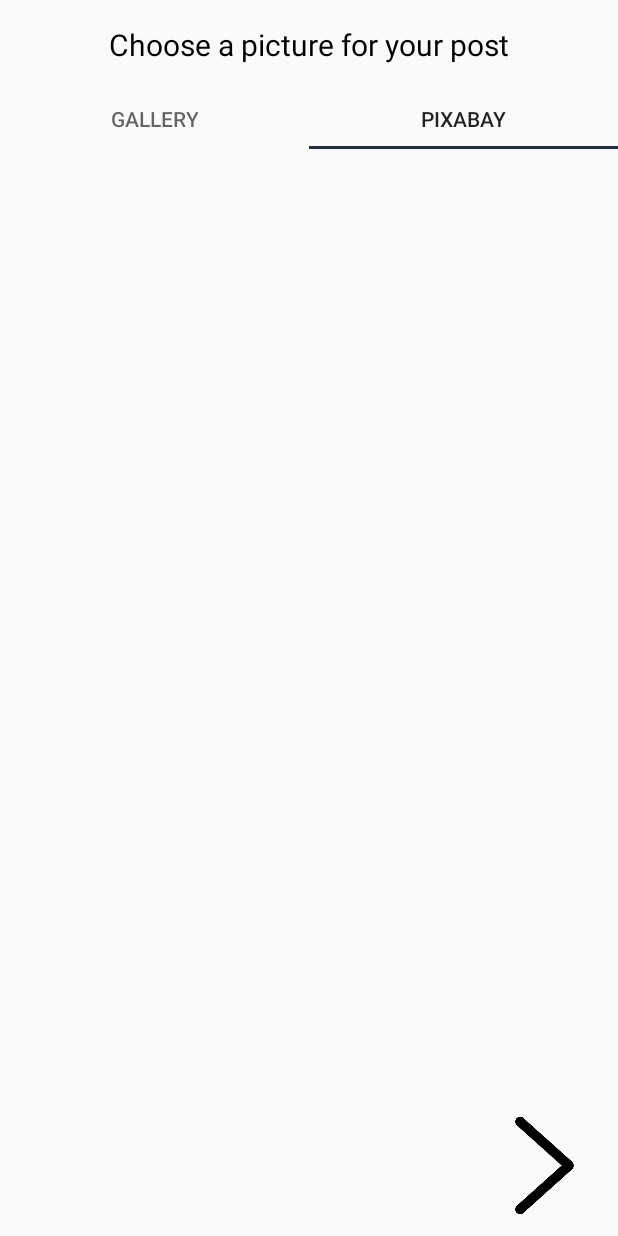
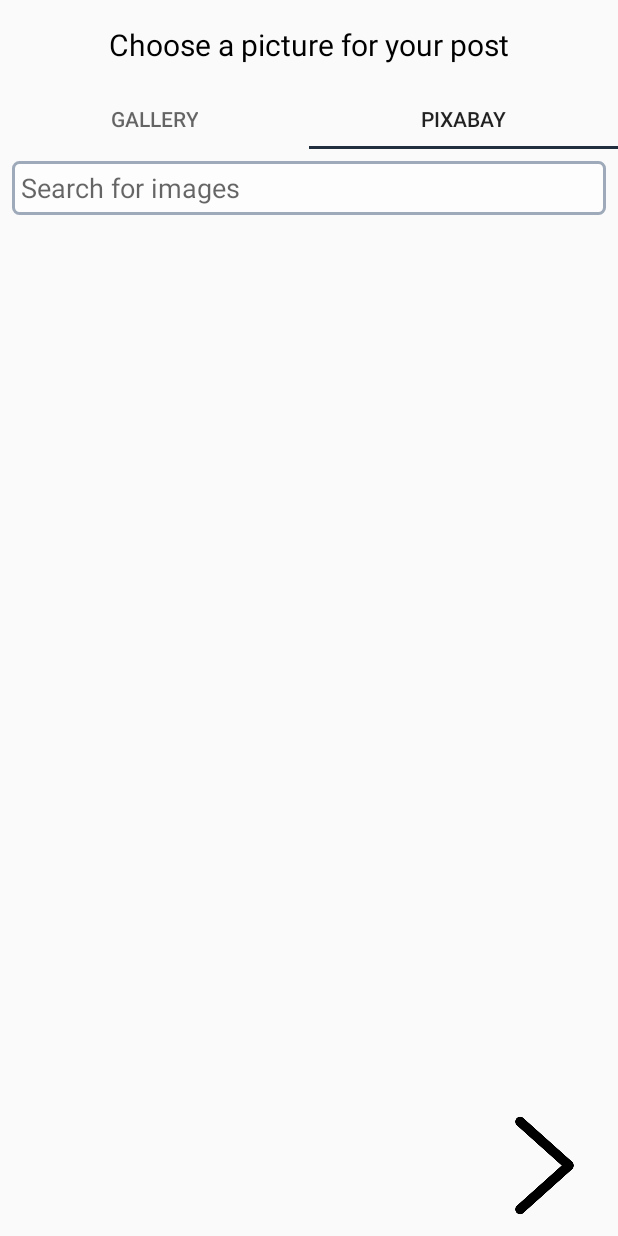
Before and after one commit to EpixP3/Ami, an Android app: the fragment NewPostPicFragment placed in its activity, tab 2 chosen, on a phone screen of 412 x 824 dp. Run offline under Robolectric (Android 15) with nearby library versions, the phone set to English and light mode, and no system bars; our stand-ins replace Volley; pictures from the network do not load; 1 statement that could not run was skipped.

Commit message:
Fixed "Add a image" screens in add a post: image fragment`:

```diff
--- a/app/build.gradle
+++ b/app/build.gradle
@@ -19,7 +19,7 @@ android {
 }
 
 dependencies {
-    implementation fileTree(dir: 'libs', include: ['*.jar'])
+    implementation fileTree(include: ['*.jar'], dir: 'libs')
     implementation 'com.android.support:appcompat-v7:28.0.0'
     implementation 'com.android.support:design:28.0.0'
     implementation 'com.android.support.constraint:constraint-layout:1.1.3'
@@ -27,8 +27,11 @@ dependencies {
     implementation 'com.google.android.gms:play-services-location:16.0.0'
     implementation 'com.android.volley:volley:1.1.1'
     implementation 'com.github.clans:fab:1.6.4'
+    implementation 'com.github.bumptech.glide:glide:4.8.0'
+    annotationProcessor 'com.github.bumptech.glide:compiler:4.8.0'
     implementation 'de.hdodenhof:circleimageview:2.2.0'
     testImplementation 'junit:junit:4.12'
     androidTestImplementation 'com.android.support.test:runner:1.0.2'
     androidTestImplementation 'com.android.support.test.espresso:espresso-core:3.0.2'
+    implementation 'com.android.support:gridlayout-v7:28.0.0'
 }
--- a/app/src/main/AndroidManifest.xml
+++ b/app/src/main/AndroidManifest.xml
@@ -10,6 +10,7 @@
     <uses-permission android:name="android.permission.READ_SMS" />
     <uses-permission android:name="android.permission.READ_PHONE_STATE" />
     <uses-permission android:name="android.permission.WRITE_CONTACTS" />
+    <uses-permission android:name="android.permission.READ_EXTERNAL_STORAGE" />
 
     <application
         android:allowBackup="true"
@@ -17,7 +18,9 @@
         android:label="@string/app_name"
         android:roundIcon="@mipmap/ic_launcher_round"
         android:supportsRtl="true"
-        android:theme="@style/AppTheme">
+        android:theme="@style/AppTheme"
+        android:hardwareAccelerated="false"
+        android:largeHeap="true">
         <activity
             android:name=".MainActivity"
             android:screenOrientation="portrait">
--- a/app/src/main/java/com/f4pl0/ami/Fragments/NewPostFragments/NewPostPicFragment.java
+++ b/app/src/main/java/com/f4pl0/ami/Fragments/NewPostFragments/NewPostPicFragment.java
@@ -1,7 +1,9 @@
 package com.f4pl0.ami.Fragments.NewPostFragments;
 
 import android.os.Bundle;
+import android.support.design.widget.TabLayout;
 import android.support.v4.app.Fragment;
+import android.support.v4.app.FragmentTransaction;
 import android.view.LayoutInflater;
 import android.view.View;
 import android.view.ViewGroup;
@@ -11,10 +13,56 @@ import com.f4pl0.ami.R;
 
 public class NewPostPicFragment extends Fragment {
 
+    TabLayout chosePictureSourceTabLayout;
+    choseGalleryPhotoFragment choseGalleryPhotoFragment;
+    choosePixabayPhotoFragment choosePixabayPhotoFragment;
+
     @Override
     public View onCreateView(LayoutInflater inflater, ViewGroup container,
                              Bundle savedInstanceState) {
         // Inflate the layout for this fragment
-        return inflater.inflate(R.layout.fragment_new_post_pic, container, false);
+        View fragmentView = inflater.inflate(R.layout.fragment_new_post_pic, container, false);
+
+        //Initialize Components
+        choseGalleryPhotoFragment = new choseGalleryPhotoFragment();
+        choosePixabayPhotoFragment = new choosePixabayPhotoFragment();
+        chosePictureSourceTabLayout = fragmentView.findViewById(R.id.chosePictureSourceTabLayout);
+        chosePictureSourceTabLayout.addOnTabSelectedListener(new TabLayout.OnTabSelectedListener() {
+            @Override
+            public void onTabSelected(TabLayout.Tab tab) {
+                FragmentTransaction transaction = getFragmentManager().beginTransaction();
+                switch(tab.getPosition()){
+                    case 0:
+                        transaction.setCustomAnimations(R.anim.enter_from_left, R.anim.exit_to_right);
+                        transaction.replace(R.id.pictureContainerFragment, choseGalleryPhotoFragment);
+                        transaction.addToBackStack(null);
+                        transaction.commit();
+                        break;
+                    case 1:
+                        transaction.setCustomAnimations(R.anim.enter_from_right, R.anim.exit_to_left);
+                        transaction.replace(R.id.pictureContainerFragment, choosePixabayPhotoFragment);
+                        transaction.addToBackStack(null);
+                        transaction.commit();
+                        break;
+                }
+            }
+
+            @Override
+            public void onTabUnselected(TabLayout.Tab tab) {
+
+            }
+
+            @Override
+            public void onTabReselected(TabLayout.Tab tab) {
+
+            }
+        });
+        FragmentTransaction transaction = getFragmentManager().beginTransaction();
+        transaction.setCustomAnimations(R.anim.enter_from_left, R.anim.exit_to_right);
+        transaction.replace(R.id.pictureContainerFragment, choseGalleryPhotoFragment);
+        transaction.addToBackStack(null);
+        transaction.commit();
+
+        return fragmentView;
     }
 }
--- /dev/null
+++ b/app/src/main/java/com/f4pl0/ami/Fragments/NewPostFragments/choseGalleryPhotoFragment.java
@@ -0,0 +1,160 @@
+package com.f4pl0.ami.Fragments.NewPostFragments;
+
+import android.annotation.TargetApi;
+import android.app.Activity;
+import android.app.Dialog;
+import android.database.Cursor;
+import android.graphics.Bitmap;
+import android.graphics.BitmapFactory;
+import android.graphics.drawable.BitmapDrawable;
+import android.net.Uri;
+import android.os.Build;
+import android.os.Bundle;
+import android.os.Environment;
+import android.provider.MediaStore;
+import android.support.annotation.RequiresApi;
+import android.support.v4.app.Fragment;
+import android.support.v7.widget.GridLayout;
+import android.util.Log;
+import android.view.LayoutInflater;
+import android.view.View;
+import android.view.ViewGroup;
+import android.view.Window;
+import android.widget.AbsListView;
+import android.widget.Button;
+import android.widget.ImageButton;
+import android.widget.ImageView;
+import android.widget.ScrollView;
+import android.widget.Toast;
+
+import com.bumptech.glide.Glide;
+import com.bumptech.glide.request.RequestOptions;
+import com.bumptech.glide.request.target.SimpleTarget;
+import com.f4pl0.ami.NewPostActivity;
+import com.f4pl0.ami.R;
+
+import java.io.File;
+import java.util.ArrayList;
+
+
+public class choseGalleryPhotoFragment extends Fragment {
+
+    GridLayout gridGalleryPhotoLayout;
+    ScrollView galleryScrollView;
+    String[] images;
+    int i=0;
+    @TargetApi(Build.VERSION_CODES.M)
+    @RequiresApi(api = Build.VERSION_CODES.JELLY_BEAN)
+    @Override
+    public View onCreateView(LayoutInflater inflater, ViewGroup container,
+                             Bundle savedInstanceState) {
+        // Inflate the layout for this fragment
+        View fragmentView = inflater.inflate(R.layout.fragment_chose_gallery_photo, container, false);
+
+        //Initialize components
+        gridGalleryPhotoLayout = fragmentView.findViewById(R.id.gridGalleryPhotoLayout);
+        galleryScrollView = fragmentView.findViewById(R.id.galleryScrollView);
+        final Thread thread = new Thread(new Runnable() {
+            @Override
+            public void run() {
+                try {
+                    for (int a = 0; a < 15; a++) {
+
+                        final ImageButton imageButton = new ImageButton(getContext());
+                        GridLayout.LayoutParams parem = new GridLayout.LayoutParams(GridLayout.spec(GridLayout.UNDEFINED, 1f), GridLayout.spec(GridLayout.UNDEFINED, 1f));
+                        //imageButton.getRootView().setLayoutParams(parem);
+                        imageButton.getRootView().setLayoutParams(new AbsListView.LayoutParams(220, 220));
+                        imageButton.setBackground(getResources().getDrawable(R.drawable.text_box_input_bg));
+                        imageButton.setImageBitmap(getBitmapFromPath(images[i]));
+                        imageButton.setScaleType(ImageView.ScaleType.CENTER_INSIDE);
+                        imageButton.setOnClickListener(new View.OnClickListener() {
+                            @Override
+                            public void onClick(View v) {
+                                final Dialog settingsDialog = new Dialog(getContext());
+                                settingsDialog.getWindow().requestFeature(Window.FEATURE_NO_TITLE);
+                                ImageView imageView = new ImageView(getContext());
+                                imageView.setImageBitmap(((BitmapDrawable) imageButton.getDrawable()).getBitmap());
+                                settingsDialog.addContentView(imageView, new ViewGroup.LayoutParams(ViewGroup.LayoutParams.WRAP_CONTENT, ViewGroup.LayoutParams.WRAP_CONTENT));
+                                Button confirmBtn = new Button(getContext());
+                                confirmBtn.setText("Use");
+                                confirmBtn.setAllCaps(false);
+                                confirmBtn.setOnClickListener(new View.OnClickListener() {
+                                    @Override
+                                    public void onClick(View v) {
+                                        ((NewPostActivity) getActivity()).SetPostImage(((BitmapDrawable) imageButton.getDrawable()).getBitmap());
+                                        settingsDialog.dismiss();
+                                    }
+                                });
+                                settingsDialog.addContentView(confirmBtn, new ViewGroup.LayoutParams(ViewGroup.LayoutParams.WRAP_CONTENT, ViewGroup.LayoutParams.WRAP_CONTENT));
+                                settingsDialog.show();
+                            }
+                        });
+                        gridGalleryPhotoLayout.addView(imageButton);
+                        i++;
+                    }
+                }catch (Exception e){
+
+                }
+            }
+        });
+        images = getImagesPath(getActivity()).toArray(new String[0]);
+        galleryScrollView.setOnScrollChangeListener(new View.OnScrollChangeListener() {
+            @Override
+            public void onScrollChange(View v, int scrollX, int scrollY, int oldScrollX, int oldScrollY) {
+                View view = galleryScrollView.getChildAt(galleryScrollView.getChildCount() - 1);
+                int diff = (view.getBottom() - (galleryScrollView.getHeight() + galleryScrollView.getScrollY()));
+
+                // if diff is zero, then the bottom has been reached
+                if (diff == 0) {
+                    for (int a=0; a<15; a++){
+                        gridGalleryPhotoLayout.removeViewAt(0);
+                    }
+                    thread.run();
+                    galleryScrollView.setScrollY(0);
+                    galleryScrollView.setScrollX(0);
+                }
+            }
+        });
+
+
+        thread.run();
+
+        return fragmentView;
+    }
+    private Bitmap getBitmapFromPath(String path){
+        /*File sd = Environment.getExternalStorageDirectory();
+        File image = new File(path);
+        BitmapFactory.Options bmOptions = new BitmapFactory.Options();
+        Bitmap bitmap = BitmapFactory.decodeFile(image.getAbsolutePath(),bmOptions);*/
+
+
+        BitmapFactory.Options options = new BitmapFactory.Options();
+        options.inSampleSize = 2;
+        Bitmap bitmapa = BitmapFactory.decodeFile(path, options);
+        return bitmapa;
+    }
+    public static ArrayList<String> getImagesPath(Activity activity) {
+        Uri uri;
+        ArrayList<String> listOfAllImages = new ArrayList<String>();
+        Cursor cursor;
+        int column_index_data, column_index_folder_name;
+        String PathOfImage = null;
+        uri = android.provider.MediaStore.Images.Media.EXTERNAL_CONTENT_URI;
+
+        String[] projection = { MediaStore.MediaColumns.DATA,
+                MediaStore.Images.Media.BUCKET_DISPLAY_NAME };
+
+        cursor = activity.getContentResolver().query(uri, projection, null,
+                null, null);
+
+        column_index_data = cursor.getColumnIndexOrThrow(MediaStore.MediaColumns.DATA);
+        column_index_folder_name = cursor
+                .getColumnIndexOrThrow(MediaStore.Images.Media.BUCKET_DISPLAY_NAME);
+        while (cursor.moveToNext()) {
+            PathOfImage = cursor.getString(column_index_data);
+
+            listOfAllImages.add(PathOfImage);
+        }
+        return listOfAllImages;
+    }
+}
--- a/app/src/main/java/com/f4pl0/ami/NewPostActivity.java
+++ b/app/src/main/java/com/f4pl0/ami/NewPostActivity.java
@@ -1,6 +1,7 @@
 package com.f4pl0.ami;
 
 import android.content.Intent;
+import android.graphics.Bitmap;
 import android.support.v4.app.FragmentTransaction;
 import android.support.v7.app.AppCompatActivity;
 import android.os.Bundle;
@@ -15,9 +16,10 @@ public class NewPostActivity extends AppCompatActivity {
 
     ImageButton nextBtn;
     private int currentStep = 0;
-    private String postTextContent;
-    private String setupType;
-    private String postTextTitle;
+    private String postTextContent = "";
+    private String setupType = "";
+    private String postTextTitle = "";
+    private Bitmap postImage = null;
 
     @Override
     protected void onCreate(Bundle savedInstanceState) {
@@ -71,6 +73,10 @@ public class NewPostActivity extends AppCompatActivity {
     public void SetPostTitle(String postTextTitle){
         this.postTextTitle = postTextTitle;
     }
+    public void SetPostImage(Bitmap postImage){
+        this.postImage = postImage;
+        //TODO NEXT STEP
+    }
 
     @Override
     public void onBackPressed() {
--- a/app/src/main/java/com/f4pl0/ami/SetupActivity.java
+++ b/app/src/main/java/com/f4pl0/ami/SetupActivity.java
@@ -401,7 +401,7 @@ public class SetupActivity extends FragmentActivity {
                 switch (count) {
                     case 1:
                         lm.removeUpdates(mLocationListener);
-                        lm.requestLocationUpdates(LocationManager.NETWORK_PROVIDER, 0, 0, mLocationListener);
+                        lm.requestLocationUpdates(LocationManager.GPS_PROVIDER, 0, 0, mLocationListener);
                         break;
                     case 2:
                         lm.removeUpdates(mLocationListener);
@@ -442,7 +442,7 @@ public class SetupActivity extends FragmentActivity {
                     //getApplicationContext().startActivity(new Intent(Settings.ACTION_LOCATION_SOURCE_SETTINGS));
                     lm = (LocationManager)getSystemService(Context.LOCATION_SERVICE);
                     Log.d("LOCATION_SERVICES","ListSize: "+lm.getAllProviders().size());
-                    lm.requestLocationUpdates(LocationManager.GPS_PROVIDER, 0, 0, mLocationListener);
+                    lm.requestLocationUpdates(LocationManager.NETWORK_PROVIDER, 0, 0, mLocationListener);
                     return;
                 } else {
                     // permission denied, boo! Disable the
@@ -521,7 +521,7 @@ public class SetupActivity extends FragmentActivity {
         {
             mPhoneNumber =tMgr.getLine1Number();
         }
-        catch(NullPointerException ex)
+        catch(Exception ex)
         {
         }
 
--- /dev/null
+++ b/app/src/main/res/layout/fragment_choose_pixabay_photo.xml
@@ -0,0 +1,58 @@
+<?xml version="1.0" encoding="utf-8"?>
+<FrameLayout xmlns:android="http://schemas.android.com/apk/res/android"
+    xmlns:app="http://schemas.android.com/apk/res-auto"
+    xmlns:tools="http://schemas.android.com/tools"
+    android:layout_width="match_parent"
+    android:layout_height="match_parent"
+    tools:context=".Fragments.NewPostFragments.choosePixabayPhotoFragment">
+
+    <!-- TODO: Update blank fragment layout -->
+
+    <android.support.constraint.ConstraintLayout
+        android:layout_width="match_parent"
+        android:layout_height="match_parent">
+
+        <EditText
+            android:id="@+id/imageSearchEditText"
+            android:layout_width="0dp"
+            android:layout_height="36dp"
+            android:layout_marginStart="8dp"
+            android:layout_marginLeft="8dp"
+            android:layout_marginTop="8dp"
+            android:layout_marginEnd="8dp"
+            android:layout_marginRight="8dp"
+            android:background="@drawable/text_box_input_bg"
+            android:ems="10"
+            android:hint="Search for images"
+            android:inputType="text"
+            android:imeOptions="actionSearch"
+            android:padding="6dp"
+            app:layout_constraintEnd_toEndOf="parent"
+            app:layout_constraintStart_toStartOf="parent"
+            app:layout_constraintTop_toTopOf="parent" />
+
+        <ScrollView
+            android:layout_width="0dp"
+            android:layout_height="0dp"
+            android:layout_marginStart="8dp"
+            android:layout_marginLeft="8dp"
+            android:layout_marginTop="8dp"
+            android:layout_marginEnd="8dp"
+            android:layout_marginRight="8dp"
+            app:layout_constraintBottom_toBottomOf="parent"
+            app:layout_constraintEnd_toEndOf="parent"
+            app:layout_constraintStart_toStartOf="parent"
+            app:layout_constraintTop_toBottomOf="@+id/imageSearchEditText">
+
+            <android.support.v7.widget.GridLayout
+                android:id="@+id/gridPixabayPhotoLayout"
+                android:layout_width="match_parent"
+                android:layout_height="wrap_content"
+                android:padding="2dp"
+                app:columnCount="3">
+
+            </android.support.v7.widget.GridLayout>
+        </ScrollView>
+
+    </android.support.constraint.ConstraintLayout>
+</FrameLayout>
--- a/app/src/main/res/layout/fragment_new_post_pic.xml
+++ b/app/src/main/res/layout/fragment_new_post_pic.xml
@@ -29,6 +29,7 @@
             app:layout_constraintTop_toTopOf="parent" />
 
         <android.support.design.widget.TabLayout
+            android:id="@+id/chosePictureSourceTabLayout"
             android:layout_width="0dp"
             android:layout_height="40dp"
             android:layout_marginTop="16dp"
@@ -49,6 +50,16 @@
                 android:text="Pixabay" />
         </android.support.design.widget.TabLayout>
 
+        <fragment
+            android:id="@+id/pictureContainerFragment"
+            android:name="com.f4pl0.ami.Fragments.BlankFragment"
+            android:layout_width="0dp"
+            android:layout_height="0dp"
+            app:layout_constraintBottom_toBottomOf="parent"
+            app:layout_constraintEnd_toEndOf="parent"
+            app:layout_constraintStart_toStartOf="parent"
+            app:layout_constraintTop_toBottomOf="@+id/chosePictureSourceTabLayout" />
+
 
     </android.support.constraint.ConstraintLayout>
 
```
Also changed, not shown: app/src/main/java/com/f4pl0/ami/Fragments/NewPostFragments/choosePixabayPhotoFragment.java (added, +201 -0 lines), app/src/main/java/com/f4pl0/ami/Fragments/SetupFragments/SetupInterestsFragment.java (+26 -12 lines), app/src/main/res/drawable/search_drawable_icon.xml (added, +10 -0 lines), app/src/main/res/layout/fragment_chose_gallery_photo.xml (added, +41 -0 lines), app/libs/picasso-2.5.2.jar (added), app/src/main/res/drawable/search_icon.png (added).
